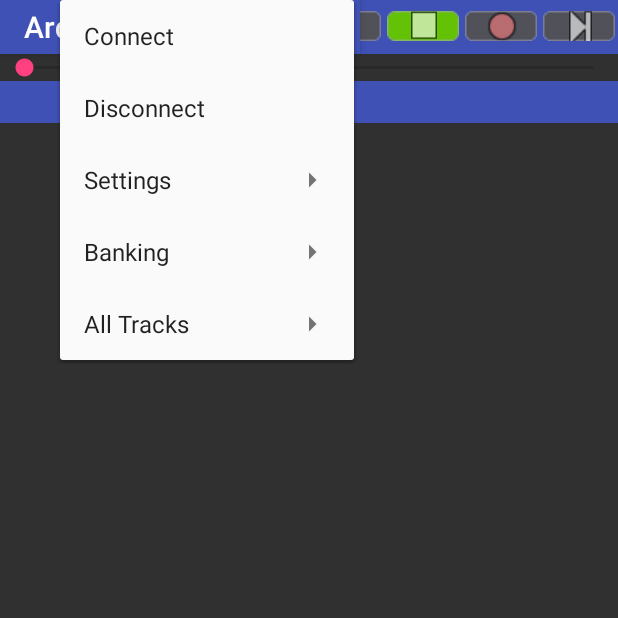
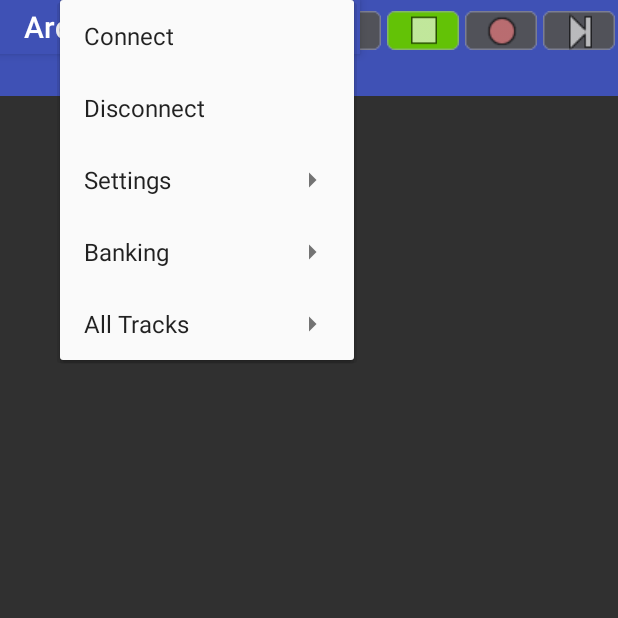
Before and after one commit to onkelDead/ardmix, an Android app: the screen it shows after launch (MainActivity), with the options menu open, on a phone screen of 412 x 824 dp, the top half of it. Run offline under Robolectric (Android 15) with nearby library versions, the phone set to English and light mode, and no system bars; network calls fail.

```diff
--- a/app/src/main/java/de/paraair/ardmix/ArdourConstants.java
+++ b/app/src/main/java/de/paraair/ardmix/ArdourConstants.java
@@ -49,6 +49,7 @@ final class ArdourConstants {
 
 
     public static final int OSC_UPDATE_CLOCK = 3000;
+    public static final int OSC_UPDATE_CLOCKSTRING = 3100;
     public static final int OSC_RECORD = 3500;
     public static final int OSC_PLAY = 3600;
     public static final int OSC_STOP = 3700;
--- a/app/src/main/java/de/paraair/ardmix/Bank.java
+++ b/app/src/main/java/de/paraair/ardmix/Bank.java
@@ -21,7 +21,7 @@ public class Bank implements Cloneable{
         return -1;
     }
 
-    enum BankType { ALL, AUDIO, BUS }
+    enum BankType { ALL, AUDIO, MIDI, BUS }
 
     private ArrayList<Strip> strips = new ArrayList();
     private String name;
--- a/app/src/main/java/de/paraair/ardmix/StripLayout.java
+++ b/app/src/main/java/de/paraair/ardmix/StripLayout.java
@@ -187,7 +187,7 @@ public class StripLayout extends LinearLayout {
             ttbRecord.setPadding(0, 0, 0, 0);
             ttbRecord.setLayoutParams(switchLP);
             ttbRecord.setId(track.remoteId);
-            if (track.type == Track.TrackType.AUDIO) {
+            if (track.type == Track.TrackType.AUDIO || track.type == Track.TrackType.MIDI ) {
                 ttbRecord.setTag("rec");
                 ttbRecord.setToggleState(track.recEnabled);
                 ttbRecord.setOnClickListener(onClickListener);
--- a/app/src/main/res/layout/activity_main.xml
+++ b/app/src/main/res/layout/activity_main.xml
@@ -11,17 +11,25 @@
     <LinearLayout
         android:orientation="horizontal"
         android:layout_width="wrap_content"
-        android:layout_height="24dp"
+        android:layout_height="28dp"
         android:layout_gravity="top|right"
         android:id="@+id/btTransport"
 
         android:background="?attr/colorPrimary"
         android:layout_marginTop="5dp">
 
+        <TextView
+            android:id="@+id/str_clock"
+            android:layout_width="wrap_content"
+            android:layout_height="24dp"
+            android:textColor="#ffffff88"
+            android:layout_marginRight="8dp"/>
+
+
         <ImageButton
             android:id="@+id/bGotoStart"
             android:layout_width="48dp"
-            android:layout_height="wrap_content"
+            android:layout_height="26dp"
             android:layout_margin="2dp"
             android:layout_weight="0.1"
             android:background="@drawable/ard_btn1"
@@ -31,7 +39,7 @@
 
         <de.paraair.ardmix.ToggleImageButton
             android:layout_width="48dp"
-            android:layout_height="wrap_content"
+            android:layout_height="26dp"
             android:id="@+id/bLoopEnable"
             android:layout_weight="0.1"
             android:layout_margin="2dp"
@@ -43,7 +51,7 @@
         <de.paraair.ardmix.ToggleImageButton
             android:id="@+id/bPlay"
             android:layout_width="48dp"
-            android:layout_height="wrap_content"
+            android:layout_height="26dp"
             android:layout_margin="2dp"
             android:layout_weight="0.2"
             android:minHeight="100dp"
@@ -54,7 +62,7 @@
         <de.paraair.ardmix.ToggleImageButton
             android:id="@+id/bStop"
             android:layout_width="48dp"
-            android:layout_height="wrap_content"
+            android:layout_height="26dp"
             android:layout_margin="2dp"
             android:layout_weight="0.2"
             android:minHeight="100dp"
@@ -65,7 +73,7 @@
         <de.paraair.ardmix.ToggleImageButton
             android:id="@+id/bRec"
             android:layout_width="48dp"
-            android:layout_height="wrap_content"
+            android:layout_height="26dp"
             android:layout_margin="2dp"
             android:layout_weight="0.2"
             android:minHeight="100dp"
@@ -77,7 +85,7 @@
         <ImageButton
             android:id="@+id/bGotoEnd"
             android:layout_width="48dp"
-            android:layout_height="wrap_content"
+            android:layout_height="26dp"
             android:layout_margin="2dp"
             android:layout_weight="0.1"
             android:background="@drawable/ard_btn1"
--- a/app/src/main/res/layout/content_main.xml
+++ b/app/src/main/res/layout/content_main.xml
@@ -11,11 +11,11 @@
     tools:showIn="@layout/activity_main">
 
 
-    <SeekBar
-        android:layout_width="match_parent"
-        android:layout_height="wrap_content"
-        android:id="@+id/locationBaR"
-        android:background="@color/VeryDark" />
+    <!--<SeekBar-->
+        <!--android:layout_width="match_parent"-->
+        <!--android:layout_height="wrap_content"-->
+        <!--android:id="@+id/locationBaR"-->
+        <!--android:background="@color/VeryDark" />-->
 
     <LinearLayout
         android:id="@+id/bank_list"
```
Also changed, not shown: app/src/main/java/de/paraair/ardmix/MainActivity.java (+51 -35 lines), app/src/main/java/de/paraair/ardmix/OscService.java (+16 -12 lines), app/src/main/java/de/paraair/ardmix/ToggleTextButton.java (+8 -7 lines).
